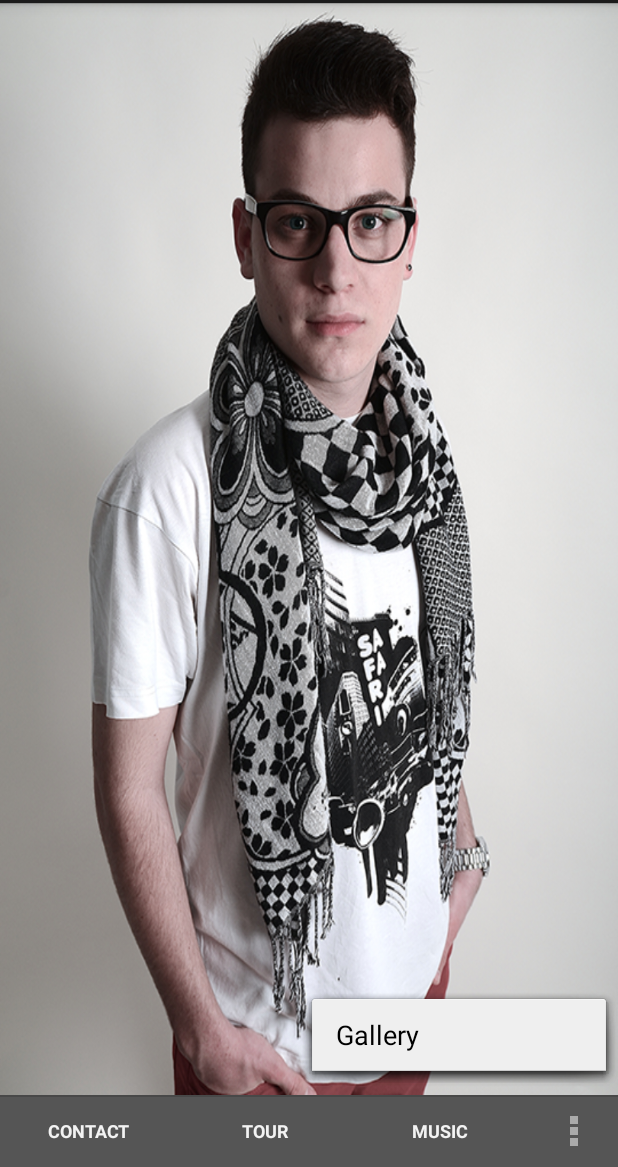
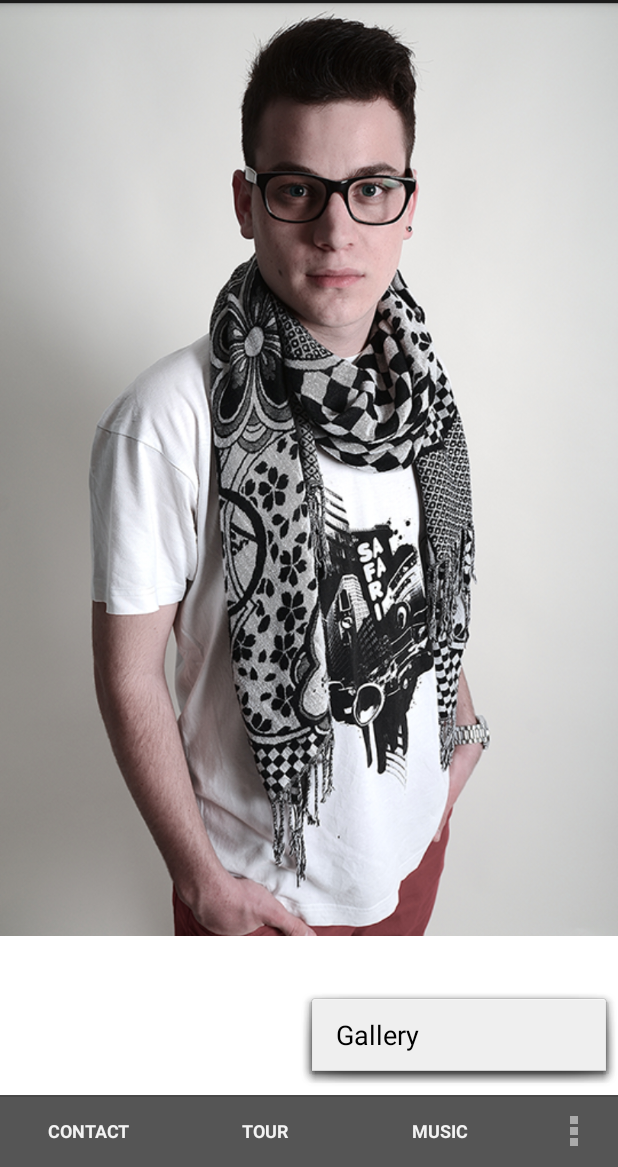
Before and after one commit to trilumic/PromoApplication, an Android app: the screen it shows after launch (MainActivity), with the options menu open, on a phone screen of 412 x 824 dp, the part 69-1236 px from its top. Run offline under Robolectric (Android 15) with nearby library versions, the phone set to English and light mode, and no system bars.

Commit message:
better main activity

```diff
--- a/app/src/main/res/layout/activity_main.xml
+++ b/app/src/main/res/layout/activity_main.xml
@@ -3,11 +3,16 @@
     android:orientation="vertical"
     android:layout_width="match_parent"
     android:layout_height="match_parent"
-    android:background="@drawable/background"
-    android:paddingLeft="@dimen/activity_horizontal_margin"
-    android:paddingRight="@dimen/activity_horizontal_margin"
-    android:paddingTop="@dimen/activity_vertical_margin"
-    android:paddingBottom="@dimen/activity_vertical_margin"
-    tools:context="ch.djsimeon.android.promoapplication.app.MainActivity">
+    tools:context="ch.djsimeon.android.promoapplication.app.MainActivity"
+    android:background="#FFFFFF">
+
+
+    <ImageView
+        android:layout_width="fill_parent"
+        android:layout_height="wrap_content"
+        android:src="@drawable/background"
+        android:adjustViewBounds="true"
+        android:scaleType="centerCrop"
+        />
 
 </RelativeLayout>
```
